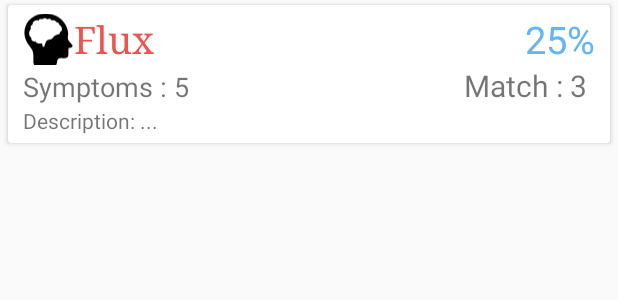
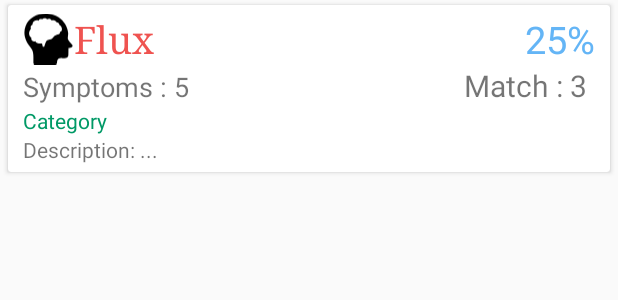
Before and after one commit to IEEEmadC/My_diagnostic, an Android app: the layout item_disease.xml on its own in the app's theme, with its tools: preview values and no code run, on a phone screen of 412 x 824 dp. Shown: the top 300 px of the screen. Run offline under Robolectric (Android 15) with nearby library versions, the phone set to English and light mode, and no system bars.

Commit message:
Se Muestra la categoria en los elementos de la lista

```diff
--- a/app/src/main/java/db/Database.java
+++ b/app/src/main/java/db/Database.java
@@ -30,8 +30,8 @@ public class Database {
     public Cursor getDiseases(){
         return dbHelper.getReadableDatabase().rawQuery(
                 "select d.id_diseases as id_disease ,d.name_disease as name_disease ,d.description as description," +
-                "COUNT(sd.id_diseases) as symptons from diseases d, symptoms_diseases sd " +
-                "where d.id_diseases=sd.id_diseases group by sd.id_diseases"
+                "d.id_disease_category , dc.category_name ,COUNT(sd.id_diseases) as symptons from diseases d, symptoms_diseases sd , diseases_category dc " +
+                "where d.id_diseases=sd.id_diseases and d.id_disease_category=dc.id_disease_category group by sd.id_diseases"
                 ,null);
     }
     public Cursor getDiseaseSymptoms(String id_disease) {
--- a/app/src/main/java/utils/DiseaseAdapter.java
+++ b/app/src/main/java/utils/DiseaseAdapter.java
@@ -71,8 +71,9 @@ public class DiseaseAdapter extends RecyclerView.Adapter<DiseaseAdapter.DiseaseV
         }
 
         holder.diseaseName.setText(sb);
-        holder.description.setText(descriptionBuild);
+        holder.description.setText("Description : "+descriptionBuild);
         holder.symptomsCount.setText("Symptoms : "+disease.getSymptoms().size());
+        holder.category.setText("Category : " + disease.getCategory_name());
         holder.percentage.setText("");
         holder.symptomsMatch.setText("");
         if(isSearch){
@@ -150,6 +151,7 @@ public class DiseaseAdapter extends RecyclerView.Adapter<DiseaseAdapter.DiseaseV
         public TextView symptomsMatch;
         public TextView percentage;
         public TextView description;
+        public TextView category;
         public CardView cardView;
 
         public DiseaseViewHolder(View view) {
@@ -159,7 +161,7 @@ public class DiseaseAdapter extends RecyclerView.Adapter<DiseaseAdapter.DiseaseV
             percentage = (TextView) view.findViewById(R.id.lblPercentage);
             description=(TextView) view.findViewById(R.id.lblDescription);
             symptomsMatch = (TextView) view.findViewById(R.id.lblSymptomsMatches);
-
+            category = (TextView) view.findViewById(R.id.lblCategory);
             cardView=(CardView)view.findViewById(R.id.item_symptom);
 
         }
--- a/app/src/main/java/utils/DiseaseUtilitesSingleton.java
+++ b/app/src/main/java/utils/DiseaseUtilitesSingleton.java
@@ -94,7 +94,9 @@ public class DiseaseUtilitesSingleton {
                     }while (symptomCursor.moveToNext());
                     diseasesNames.add(diseaseCursor.getString(0));
                     Collections.sort(symptomsList);
-                    diseasesList.add(new Disease(diseaseCursor.getString(0),diseaseCursor.getString(1),diseaseCursor.getString(2),diseaseCursor.getString(3),symptomsList));
+                    Disease d = new Disease(diseaseCursor.getString(0),diseaseCursor.getString(1),diseaseCursor.getString(2),diseaseCursor.getString(3),symptomsList);
+                    d.setCategory_name(diseaseCursor.getString(4));
+                    diseasesList.add(d);
                 }
             }while(diseaseCursor.moveToNext());
             Collections.sort(diseasesList);
--- a/app/src/main/res/layout/item_disease.xml
+++ b/app/src/main/res/layout/item_disease.xml
@@ -72,9 +72,16 @@
 
         </LinearLayout>
 <LinearLayout
-    android:orientation="horizontal"
+    android:orientation="vertical"
     android:layout_width="match_parent"
     android:layout_height="wrap_content">
+    <TextView
+        android:textColor="@color/colorAccent"
+        android:id="@+id/lblCategory"
+        android:text="Category"
+        android:textSize="14sp"
+        android:layout_width="wrap_content"
+        android:layout_height="wrap_content" />
         <TextView
             android:layout_marginRight="5dp"
             android:id="@+id/lblDescription"
```
Also changed, not shown: app/src/main/java/db/Disease.java (+9 -1 lines).
